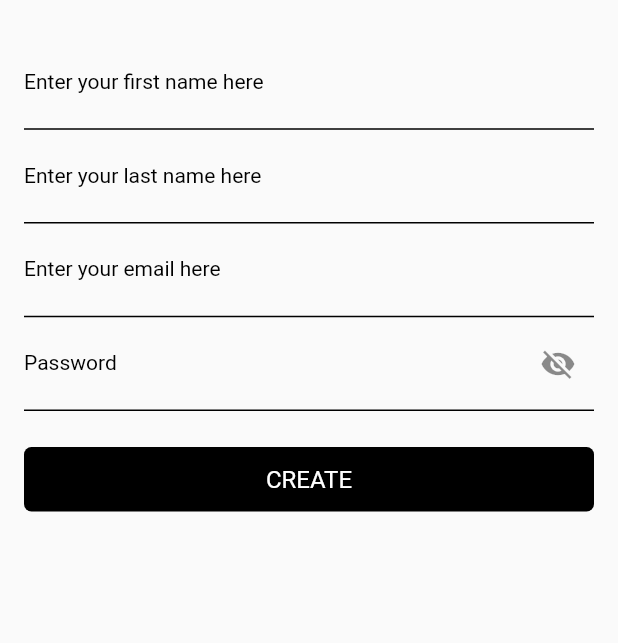
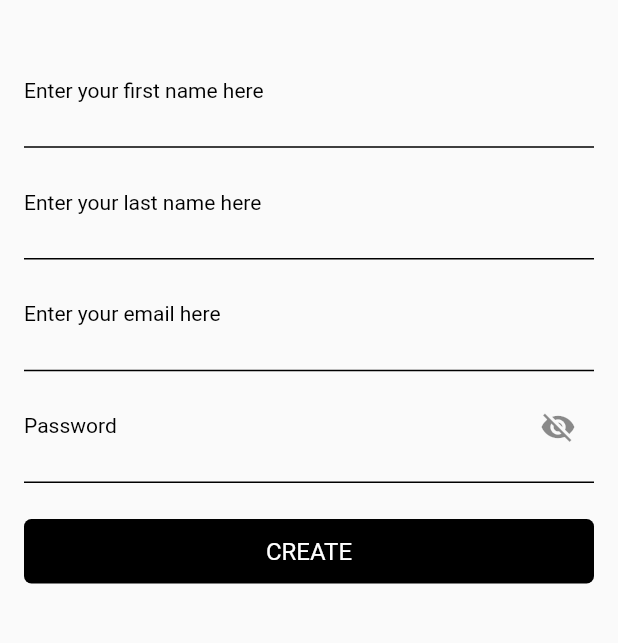
Before and after one commit to RobertoKreshna/baltini-flutter-apps, a Flutter app: the RegisterPage screen opened by its route, on a phone screen of 412 x 824 dp, the part 102-745 px from its top. Run offline on Flutter 3.47's test engine with Material 2 defaults, Android fonts, the phone set to English and light mode, and no system bars; our stand-ins replace badges, carousel_slider, dio, hive, hive_flutter; missing offline and left inert: invert_colors; accounts and stored records are empty; network calls fail.

Commit message:
refactoring textfield

```diff
--- a/lib/utils/components/password_textfield.dart
+++ b/lib/utils/components/password_textfield.dart
@@ -22,7 +22,7 @@ class PWTextField extends StatelessWidget {
       style: TextStyle(fontSize: 14),
       obscureText: isVisible ? false : true,
       decoration: InputDecoration(
-        contentPadding: EdgeInsets.symmetric(vertical: 16.0),
+        contentPadding: EdgeInsets.symmetric(vertical: 22.0),
         suffixIcon: isVisible
             ? GestureDetector(
                 onTap: () {
--- a/lib/utils/components/textfield.dart
+++ b/lib/utils/components/textfield.dart
@@ -15,7 +15,7 @@ class NonPWTextField extends StatelessWidget {
       controller: controller,
       style: TextStyle(fontSize: 14),
       decoration: InputDecoration(
-        contentPadding: EdgeInsets.symmetric(vertical: 16.0),
+        contentPadding: EdgeInsets.symmetric(vertical: 22.0),
         hintText: text,
         labelText: text,
         labelStyle: TextStyle(color: Colors.black, fontSize: 14),
```
